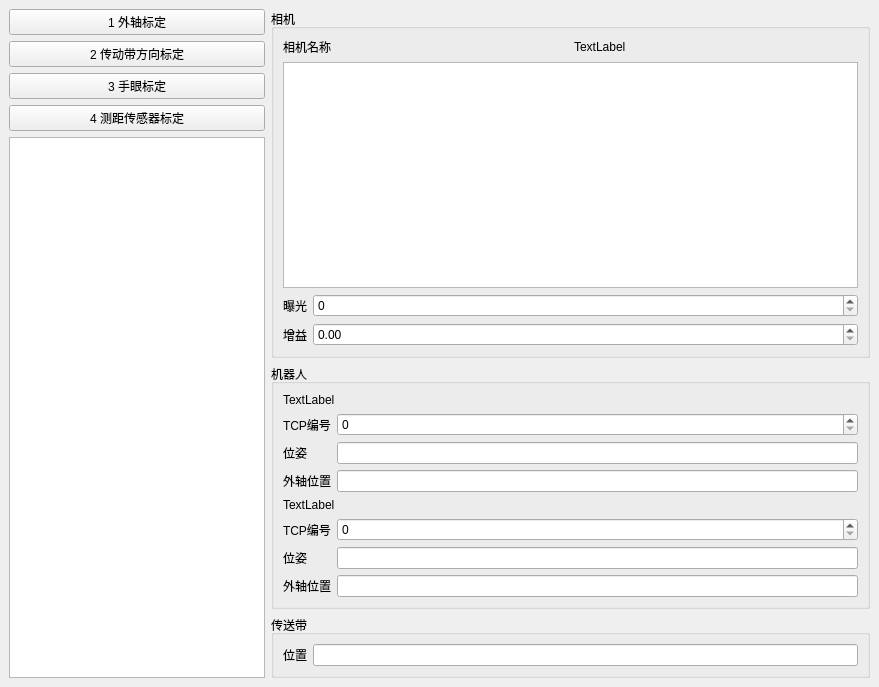
yangzai0823/SpraySystem, file SpraySystem/Forms/Calibration/calibrationform.ui: the form before one commit.
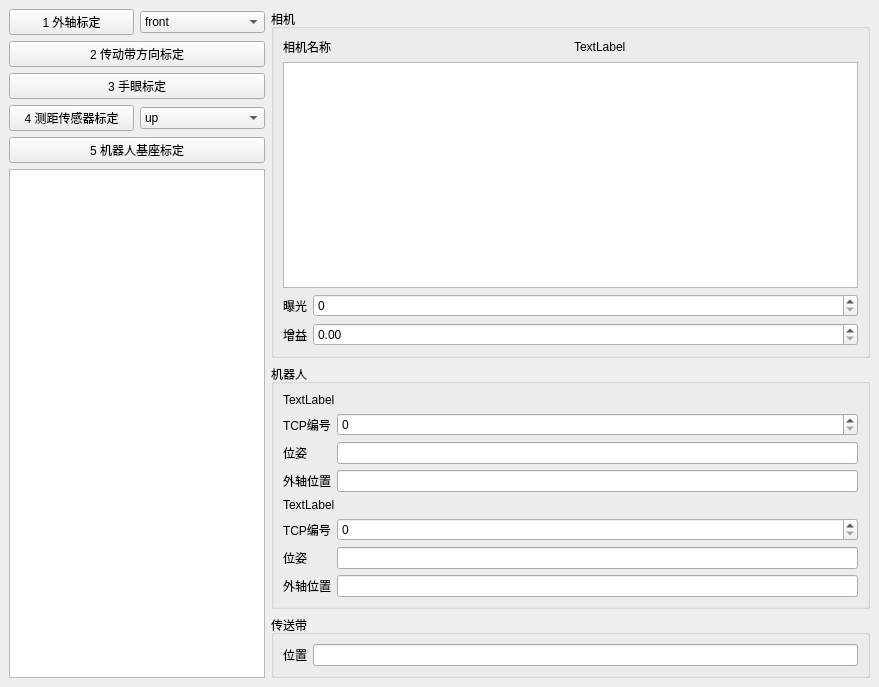
The form after the commit.

Commit message: fix(extraAxisCalibration):fix prefix initialization bug;fix calibrating results overwriting bug; feat(calibration):add other calibration button; add switch calibration function;

Diff of the .ui file:
```diff
--- a/SpraySystem/Forms/Calibration/calibrationform.ui
+++ b/SpraySystem/Forms/Calibration/calibrationform.ui
@@ -39,6 +39,8 @@
        <enum>QLayout::SetFixedSize</enum>
       </property>
       <item>
+       <layout class="QGridLayout" name="gridLayout">
+        <item row="0" column="0">
        <widget class="QPushButton" name="btn_caliExtraAxis">
         <property name="sizePolicy">
          <sizepolicy hsizetype="Preferred" vsizetype="Fixed">
@@ -57,8 +59,30 @@
         </property>
        </widget>
       </item>
+        <item row="0" column="1">
+         <widget class="QComboBox" name="comboBox_extraAxisType">
+          <property name="autoFillBackground">
+           <bool>false</bool>
+          </property>
+          <property name="editable">
+           <bool>false</bool>
+          </property>
       <item>
-       <widget class="QPushButton" name="pushButton_5">
+           <property name="text">
+            <string>front</string>
+           </property>
+          </item>
+          <item>
+           <property name="text">
+            <string>back</string>
+           </property>
+          </item>
+         </widget>
+        </item>
+       </layout>
+      </item>
+      <item>
+       <widget class="QPushButton" name="btn_caliBeltDirection">
         <property name="sizePolicy">
          <sizepolicy hsizetype="Preferred" vsizetype="Fixed">
           <horstretch>0</horstretch>
@@ -84,7 +108,9 @@
        </widget>
       </item>
       <item>
-       <widget class="QPushButton" name="pushButton_3">
+       <layout class="QGridLayout" name="gridLayout_2">
+        <item row="0" column="0">
+         <widget class="QPushButton" name="btn_caliSensor">
         <property name="sizePolicy">
          <sizepolicy hsizetype="Preferred" vsizetype="Fixed">
           <horstretch>0</horstretch>
@@ -93,6 +119,35 @@
         </property>
         <property name="text">
          <string>4 测距传感器标定</string>
+          </property>
+         </widget>
+        </item>
+        <item row="0" column="1">
+         <widget class="QComboBox" name="comboBox_sensorType">
+          <item>
+           <property name="text">
+            <string>up</string>
+           </property>
+          </item>
+          <item>
+           <property name="text">
+            <string>down</string>
+           </property>
+          </item>
+         </widget>
+        </item>
+       </layout>
+      </item>
+      <item>
+       <widget class="QPushButton" name="btn_caliSensor_2">
+        <property name="sizePolicy">
+         <sizepolicy hsizetype="Preferred" vsizetype="Fixed">
+          <horstretch>0</horstretch>
+          <verstretch>0</verstretch>
+         </sizepolicy>
+        </property>
+        <property name="text">
+         <string>5 机器人基座标定</string>
         </property>
        </widget>
       </item>
```
Left out of the diff: 2 changed lines with no effect on the pictures. Lines whose indentation alone changed are shown as unchanged. The commit also changes 4 other files.
